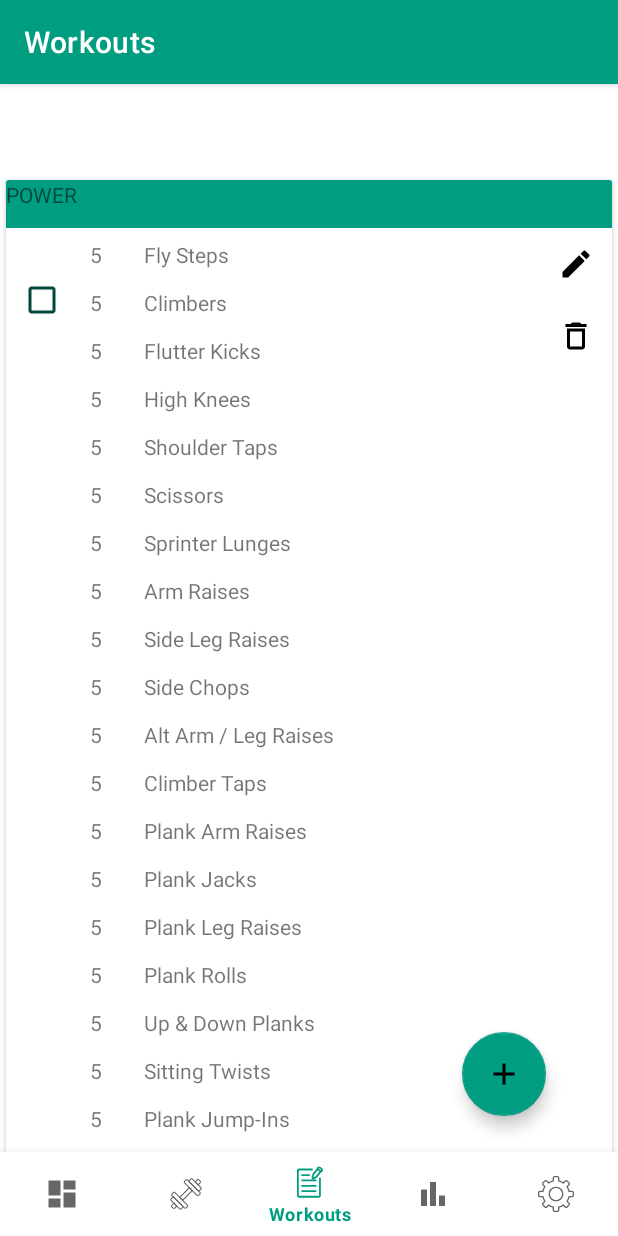
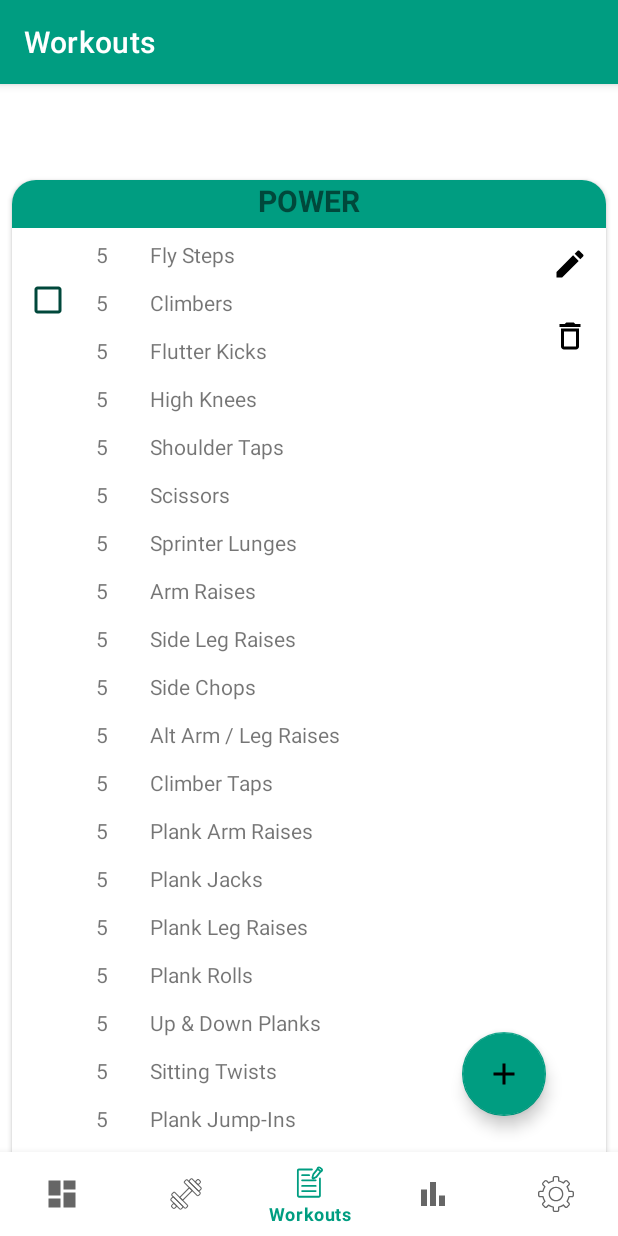
Before and after one commit to LemiSt24/SG2022-We-Got-The-Moves, an Android app: the WorkoutsFragment screen opened through its navigation route, on a phone screen of 412 x 824 dp. Run offline under Robolectric (Android 15) with nearby library versions, the phone set to English and light mode, and no system bars; our stand-ins replace Room's generated code, data binding, navigation-ui.

Commit message:
Fix minor design issues about workout planner

```diff
--- a/app/src/main/res/layout/item_workout.xml
+++ b/app/src/main/res/layout/item_workout.xml
@@ -20,10 +20,11 @@
             android:id="@+id/cardview_workout_item"
             android:layout_width="match_parent"
             android:layout_height="wrap_content"
-            android:layout_marginLeft="4dp"
+            android:layout_marginLeft="8dp"
             android:layout_marginTop="8dp"
-            android:layout_marginRight="4dp"
-            android:layout_marginBottom="8dp">
+            android:layout_marginRight="8dp"
+            android:layout_marginBottom="8dp"
+            app:cardCornerRadius="16dp">
 
             <androidx.constraintlayout.widget.ConstraintLayout
                 android:id="@+id/constraint_layout_workout_item"
@@ -45,11 +46,16 @@
                     android:layout_height="wrap_content"
                     android:autofillHints=""
                     android:background="@color/sg_design_green"
+                    android:fontFamily="sans-serif"
                     android:hint="@string/title_workouts"
                     android:inputType="none"
                     android:minHeight="32dp"
                     android:text="@{workout.name}"
+                    android:textAlignment="center"
+                    android:textSize="20sp"
+                    android:textStyle="bold"
                     app:layout_constraintEnd_toEndOf="parent"
+                    app:layout_constraintStart_toStartOf="parent"
                     app:layout_constraintTop_toTopOf="parent"
                     tools:ignore="TextContrastCheck,TextContrastCheck" />
 
```
